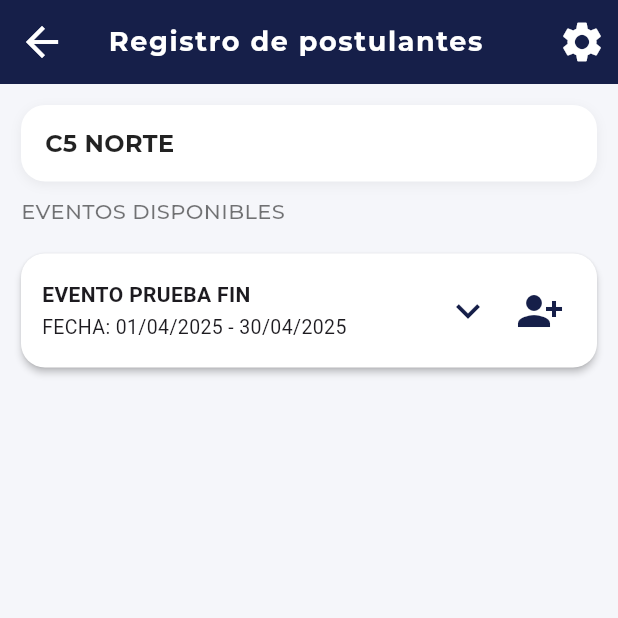
After one commit to FabrizioOMG7/YoContrato, a Flutter app: the DashboardPage screen opened by its route, item 4 of the bottom bar chosen, on a phone screen of 412 x 824 dp, the top half of it. The commit adds this screen. Run offline on Flutter 3.47's test engine with Material 3 defaults, Android fonts, the phone set to English and light mode, and no system bars; our stand-ins replace bloc, equatable, flutter_bloc, google_fonts.

Commit message:
Creación de la ventana de Registro de Postulante

```diff
--- /dev/null
+++ b/lib/domain/entities/event.dart
@@ -0,0 +1,21 @@
+class Event {
+  final String nombre;
+  final String fecha;
+  final String sede;
+  final String areaCargo;
+  final String cultivo;
+  final String tipoFipe;
+  final int requerimientos;
+  final int totalAvance;
+
+  Event({
+    required this.nombre,
+    required this.fecha,
+    required this.sede,
+    required this.areaCargo,
+    required this.cultivo,
+    required this.tipoFipe,
+    required this.requerimientos,
+    required this.totalAvance,
+  });
+}
--- /dev/null
+++ b/lib/presentation/pages/register_applicant_page.dart
@@ -0,0 +1,120 @@
+import 'package:flutter/material.dart';
+import 'package:google_fonts/google_fonts.dart';
+import '../../domain/entities/event.dart';
+import '../widgets/event/event_card.dart';
+
+class RegisterApplicantPage extends StatefulWidget {
+  const RegisterApplicantPage({super.key});
+
+  @override
+  State<RegisterApplicantPage> createState() => _RegisterApplicantPageState();
+}
+
+class _RegisterApplicantPageState extends State<RegisterApplicantPage> {
+  final List<Event> eventos = [
+    Event(
+      nombre: 'EVENTO PRUEBA FIN',
+      fecha: '01/04/2025 - 30/04/2025',
+      sede: 'C5 NORTE',
+      areaCargo: 'AUXILIAR DE INVESTIGACION Y DESARROLLO',
+      cultivo: 'CULTIVO',
+      tipoFipe: 'interno',
+      requerimientos: 5,
+      totalAvance: 2,
+    ),
+    // Puedes agregar más eventos aquí...
+  ];
+
+  void _onRegisterPressed(Event evento) {
+    ScaffoldMessenger.of(context).showSnackBar(
+      SnackBar(content: Text('Registrar postulante para "${evento.nombre}"')),
+    );
+  }
+
+  @override
+  Widget build(BuildContext context) {
+    final isDarkMode = Theme.of(context).brightness == Brightness.dark;
+
+    return Scaffold(
+      appBar: AppBar(
+        title: Text(
+          'Registro de postulantes',
+          style: GoogleFonts.montserrat(
+            fontWeight: FontWeight.bold,
+            color: Colors.white,
+            fontSize: 18,
+            letterSpacing: 1.1,
+          ),
+        ),
+        backgroundColor: isDarkMode ? const Color(0xFF161F49) : Theme.of(context).primaryColor,
+        iconTheme: const IconThemeData(color: Colors.white),
+        elevation: 0,
+        actions: [
+          IconButton(
+            icon: const Icon(Icons.settings, color: Colors.white),
+            onPressed: () {
+              // Acción de configuración
+            },
+          ),
+        ],
+      ),
+      backgroundColor: isDarkMode ? const Color(0xFF030F0F) : const Color(0xFFF5F6FA),
+      body: Padding(
+        padding: const EdgeInsets.all(14),
+        child: Column(
+          crossAxisAlignment: CrossAxisAlignment.start,
+          children: [
+            // Cabecera de sede
+            Container(
+              width: double.infinity,
+              padding: const EdgeInsets.symmetric(vertical: 14, horizontal: 16),
+              decoration: BoxDecoration(
+                color: isDarkMode ? const Color(0xFF161F49) : Colors.white,
+                borderRadius: BorderRadius.circular(16),
+                boxShadow: [
+                  BoxShadow(
+                    color: Colors.black.withOpacity(0.06),
+                    blurRadius: 6,
+                    offset: const Offset(0, 2),
+                  ),
+                ],
+              ),
+              child: Text(
+                'C5 NORTE',
+                style: GoogleFonts.montserrat(
+                  fontWeight: FontWeight.bold,
+                  fontSize: 16,
+                  color: isDarkMode ? Colors.white : Colors.black87,
+                ),
+              ),
+            ),
+            const SizedBox(height: 10),
+            // Texto de eventos disponibles
+            Text(
+              'EVENTOS DISPONIBLES',
+              style: GoogleFonts.montserrat(
+                fontSize: 14,
+                color: isDarkMode ? Colors.white70 : Colors.black54,
+                fontWeight: FontWeight.w500,
+              ),
+            ),
+            const SizedBox(height: 10),
+            // Lista de eventos
+            Expanded(
+              child: ListView.builder(
+                itemCount: eventos.length,
+                itemBuilder: (context, index) {
+                  final evento = eventos[index];
+                  return EventCard(
+                    event: evento,
+                    onRegister: () => _onRegisterPressed(evento),
+                  );
+                },
+              ),
+            ),
+          ],
+        ),
+      ),
+    );
+  }
+}
--- /dev/null
+++ b/lib/presentation/widgets/event/event_card.dart
@@ -0,0 +1,83 @@
+import 'package:flutter/material.dart';
+import '../../../domain/entities/event.dart';
+
+class EventCard extends StatefulWidget {
+  final Event event;
+  final VoidCallback onRegister;
+
+  const EventCard({super.key, required this.event, required this.onRegister});
+
+  @override
+  State<EventCard> createState() => _EventCardState();
+}
+
+class _EventCardState extends State<EventCard> {
+  bool expanded = false;
+
+  @override
+  Widget build(BuildContext context) {
+    final isDarkMode = Theme.of(context).brightness == Brightness.dark;
+
+    return Card(
+      margin: const EdgeInsets.symmetric(vertical: 8),
+      shape: RoundedRectangleBorder(borderRadius: BorderRadius.circular(16)),
+      elevation: 2,
+      child: Padding(
+        padding: const EdgeInsets.all(14),
+        child: Column(
+          crossAxisAlignment: CrossAxisAlignment.start,
+          children: [
+            // Cabecera principal
+            Row(
+              children: [
+                Expanded(
+                  child: Column(
+                    crossAxisAlignment: CrossAxisAlignment.start,
+                    children: [
+                      Text(widget.event.nombre, style: const TextStyle(fontWeight: FontWeight.bold)),
+                      const SizedBox(height: 2),
+                      Text('FECHA: ${widget.event.fecha}', style: const TextStyle(fontSize: 13)),
+                    ],
+                  ),
+                ),
+                IconButton(
+                  icon: Icon(expanded ? Icons.expand_less : Icons.expand_more),
+                  onPressed: () => setState(() => expanded = !expanded),
+                ),
+                IconButton(
+                  icon: const Icon(Icons.person_add_alt_1),
+                  onPressed: widget.onRegister,
+                ),
+              ],
+            ),
+            // Información expandida
+            if (expanded) ...[
+              const Divider(),
+              Padding(
+                padding: const EdgeInsets.only(top: 4),
+                child: Column(
+                  crossAxisAlignment: CrossAxisAlignment.start,
+                  children: [
+                    Text('SEDE: ${widget.event.sede}'),
+                    Text('AREA/CARGO: ${widget.event.areaCargo}'),
+                    Text('CULTIVO: ${widget.event.cultivo}'),
+                    const SizedBox(height: 4),
+                    Wrap(
+                      spacing: 12,
+                      runSpacing: 4,
+                      children: [
+                        Text('T.FIPE: ${widget.event.tipoFipe}'),
+                        Text('REQUERIMIENTOS: ${widget.event.requerimientos}'),
+                        Text('TOTAL AVANCE: ${widget.event.totalAvance}'),
+                      ],
+                    ),
+                  ],
+                ),
+              ),
+            ],
+          ],
+        ),
+      ),
+    );
+  }
+}
```
Also changed, not shown: lib/presentation/pages/dashboard_page.dart (+7 -1 lines), lib/presentation/widgets/applicant/applicant_form.dart (added, +130 -0 lines).
